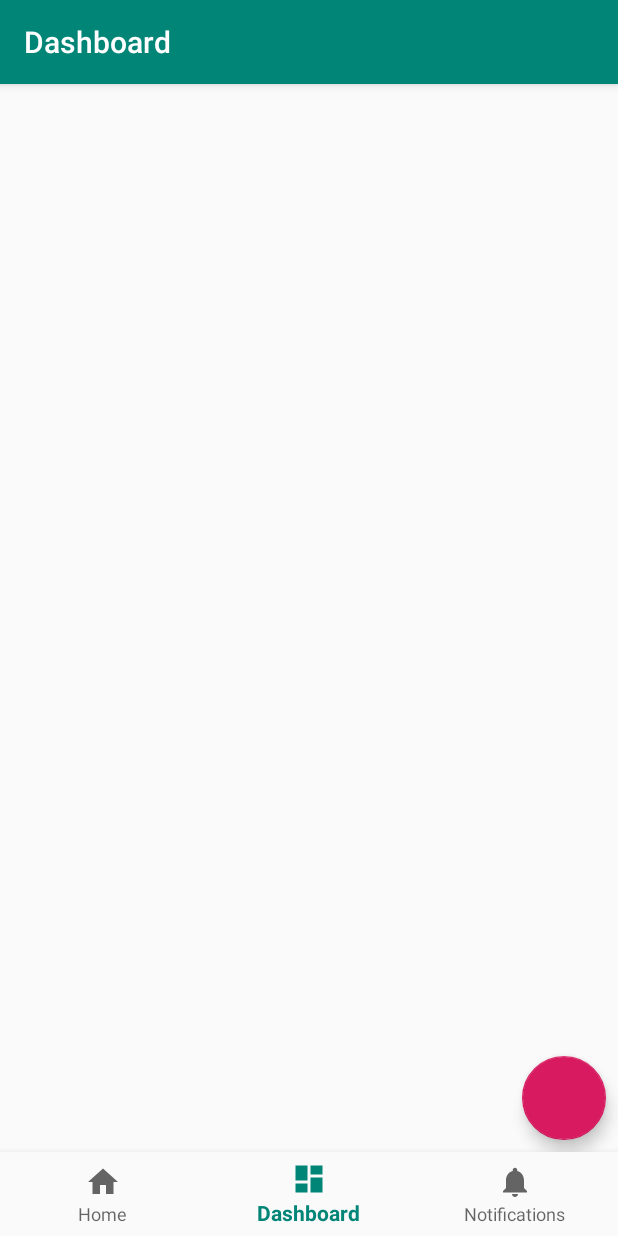
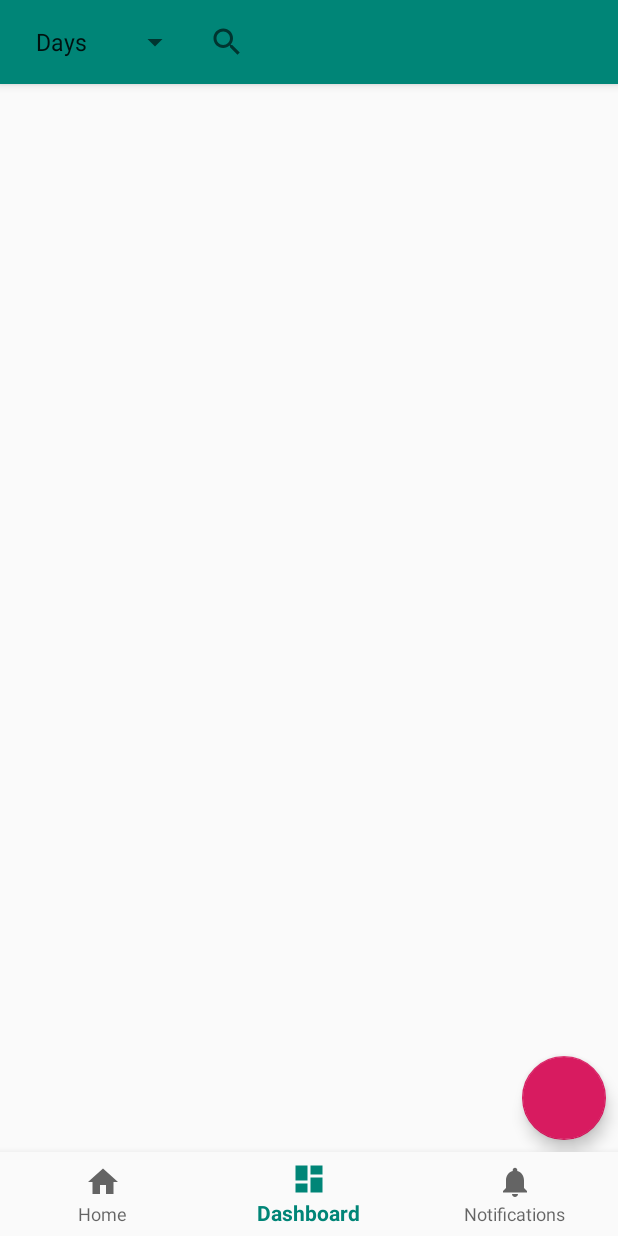
Before and after one commit to ProxJ/gapp, an Android app: the DashboardFragment screen opened through its navigation route, on a phone screen of 412 x 824 dp. Run offline under Robolectric (Android 15) with nearby library versions, the phone set to English and light mode, and no system bars; our stand-ins replace navigation-ui.

Commit message:
should've commited earlier

```diff
--- a/app/build.gradle
+++ b/app/build.gradle
@@ -25,7 +25,7 @@ android {
 
 dependencies {
     implementation fileTree(dir: 'libs', include: ['*.jar'])
-    implementation"org.jetbrains.kotlin:kotlin-stdlib-jdk7:$kotlin_version"
+    implementation "org.jetbrains.kotlin:kotlin-stdlib-jdk7:$kotlin_version"
     implementation 'androidx.appcompat:appcompat:1.0.2'
     implementation 'androidx.core:core-ktx:1.0.2'
     implementation 'com.google.android.material:material:1.0.0'
--- a/app/src/main/java/com/example/myapplication/ui/dashboard/DashboardFragment.kt
+++ b/app/src/main/java/com/example/myapplication/ui/dashboard/DashboardFragment.kt
@@ -1,28 +1,31 @@
 package com.example.myapplication.ui.dashboard
 
+import android.app.SearchManager
+import android.content.Context
 import android.content.Intent
 import android.database.Cursor
 import android.os.Build
 import android.os.Bundle
+import android.util.Log
 import android.view.LayoutInflater
 import android.view.View
 import android.view.ViewGroup
-import android.widget.Toast
+import android.widget.*
 import androidx.annotation.RequiresApi
+import androidx.appcompat.app.AppCompatActivity
 import androidx.fragment.app.Fragment
 import androidx.lifecycle.ViewModelProviders
 import androidx.recyclerview.widget.LinearLayoutManager
 import androidx.recyclerview.widget.RecyclerView
-import com.example.myapplication.DatabaseHelper
+import com.example.myapplication.DatabaseHelper.Companion.DATE
 import com.example.myapplication.DatabaseHelper.Companion.TABLE_DAYS
-import com.example.myapplication.DatabaseHelper.Companion.DATE
 import com.example.myapplication.DatabaseHelper.Companion.TIME
-import com.example.myapplication.MainActivity
 import com.example.myapplication.MainActivity.Companion.myDB
 import com.example.myapplication.R
 import com.google.android.material.floatingactionbutton.FloatingActionButton
 import java.text.SimpleDateFormat
 import java.util.*
+
 
 class DashboardFragment : Fragment() {
 
@@ -74,12 +77,100 @@ class DashboardFragment : Fragment() {
             startActivity(intent)
         }
 
+        setActionBar()
+
         return root
+    }
+
+    private fun setActionBar() {
+
+
+
+        val actionBarLayout = layoutInflater.inflate(
+            R.layout.action_bar, null) as ViewGroup
+        val actionBar = (activity as AppCompatActivity).supportActionBar
+        actionBar?.setDisplayHomeAsUpEnabled(false)
+        actionBar?.setDisplayShowTitleEnabled(false)
+        actionBar?.setDisplayShowCustomEnabled(true)
+        actionBar?.customView = actionBarLayout
+
+        val spinner: Spinner = actionBarLayout.findViewById(R.id.view_spinner)
+// Create an ArrayAdapter using the string array and a default spinner layout
+        ArrayAdapter.createFromResource(
+            this.context!!,
+            R.array.vs_arr,
+            android.R.layout.simple_spinner_item
+        ).also { adapter ->
+            // Specify the layout to use when the list of choices appears
+            adapter.setDropDownViewResource(android.R.layout.simple_spinner_dropdown_item)
+            // Apply the adapter to the spinner
+            spinner.adapter = adapter
+        }
+
+        spinner.onItemSelectedListener = object : AdapterView.OnItemSelectedListener{
+            override fun onNothingSelected(parent: AdapterView<*>?) {
+
+            }
+
+            override fun onItemSelected(parent: AdapterView<*>?, view: View?, position: Int, id: Long) {
+
+            }
+
+        }
+
+//        val adapter: ArrayAdapter<String> = SpinnerArrayAdapter(
+//            context!!,
+//            android.R.layout.simple_spinner_dropdown_item,
+//            android.R.id.text1,
+//            resources.getStringArray(R.array.vs_arr)
+//        )
+//        spinner.adapter = adapter
+
+        setupSearch()
+    }
+
+    private fun setupSearch() {
+
+        if (Intent.ACTION_SEARCH == activity!!.intent.action) {
+            activity!!.intent.getStringExtra(SearchManager.QUERY).also { query ->
+                Log.d("Query", "Search was clicked")
+                println("Search was clicked")
+            }
+        }
+        activity?.setDefaultKeyMode(AppCompatActivity.DEFAULT_KEYS_SEARCH_LOCAL)
+
+        val searchBar: SearchView? = activity?.findViewById(R.id.search_bar)
+        val query = searchBar?.query
+        println(query)
+
+        searchBar?.setOnQueryTextFocusChangeListener { _ , hasFocus ->
+            if (hasFocus) {
+                Log.d("Query", "Search was focus")
+            } else {
+                searchBar.isIconified = true
+            }
+        }
+        searchBar?.setOnQueryTextListener (object: SearchView.OnQueryTextListener {
+            override fun onQueryTextChange(newText: String?): Boolean {
+                searchWorkouts(query)
+                return false
+            }
+
+            override fun onQueryTextSubmit(query: String): Boolean {
+                return false
+            }
+
+        })
+        searchBar?.suggestionsAdapter
+    }
+
+    private fun searchWorkouts(query: CharSequence?) {
+        if (query!=null) Log.d("Query", query.toString())
     }
 
     private fun getData(): MutableList<Array<String>> {
 
-        var data = mutableListOf<Array<String>>()
+        val data = mutableListOf<Array<String>>()
 
         val c: Cursor? = myDB?.doQuery("select $DATE, $TIME from $TABLE_DAYS")
 
@@ -103,4 +194,36 @@ class DashboardFragment : Fragment() {
                 Toast.LENGTH_SHORT).show()
         }
     }
+
+    class SpinnerArrayAdapter(
+        context: Context,
+        private val resourceLayout: Int,
+        textViewResourceId: Int,
+        units: Array<String>
+    ) :
+        ArrayAdapter<String>(context, resourceLayout, textViewResourceId, units) {
+        private var inflater: LayoutInflater? = null
+        override fun getView(
+            position: Int,
+            convertView: View?,
+            parent: ViewGroup
+        ): View {
+            val view: View = convertView ?: inflater!!.inflate(resourceLayout, parent, false)
+            val unit = getItem(position)!!
+            val textView = view as TextView
+            textView.text = getAbbreviation(unit)
+            return view
+        }
+
+        private fun getAbbreviation(unit: String): String {
+            val units = unit.split(" ")
+            var abbr = ""
+            units.forEach { abbr += it[0] }
+            return abbr
+        }
+
+        init {
+            inflater = context.getSystemService(Context.LAYOUT_INFLATER_SERVICE) as LayoutInflater?
+        }
+    }
 }
--- a/app/src/main/java/com/example/myapplication/ui/dashboard/MyAdapter.kt
+++ b/app/src/main/java/com/example/myapplication/ui/dashboard/MyAdapter.kt
@@ -7,8 +7,6 @@ import android.widget.TextView
 import androidx.appcompat.app.AlertDialog
 
 import androidx.recyclerview.widget.RecyclerView
-import com.example.myapplication.DatabaseHelper
-import com.example.myapplication.MainActivity
 import com.example.myapplication.R
 
 
@@ -72,8 +70,8 @@ class MyAdapter(private var myData: MutableList<Array<String>>, private val acti
 
     fun addItem(data: Array<String>, position: Int) {
         this.myData.add(data)
-        notifyDataSetChanged()
-//        notifyItemInserted(position)
+//        notifyDataSetChanged()
+        notifyItemInserted(position)
     }
     fun removeItem(position: Int) {
         myData.removeAt(position)
--- /dev/null
+++ b/app/src/main/res/layout/action_bar.xml
@@ -0,0 +1,32 @@
+<?xml version="1.0" encoding="utf-8"?>
+<LinearLayout xmlns:android="http://schemas.android.com/apk/res/android"
+    android:layout_width="match_parent"
+    android:layout_height="wrap_content"
+    xmlns:tools="http://schemas.android.com/tools"
+    android:enabled="false"
+    android:orientation="horizontal">
+
+    <Spinner
+        android:id="@+id/view_spinner"
+        android:layout_gravity="start"
+        android:layout_width="wrap_content"
+        android:layout_height="match_parent"/>
+
+
+<!--    <AutoCompleteTextView-->
+<!--        android:layout_width="wrap_content"-->
+<!--        android:imeOptions="actionSearch"-->
+<!--        android:ems="5"-->
+<!--        android:hint="@string/search_hint"-->
+<!--        android:inputType="textAutoComplete|textAutoCorrect"-->
+<!--        android:layout_height="wrap_content"/>-->
+
+    <SearchView
+        android:id="@+id/search_bar"
+        android:layout_width="wrap_content"
+        android:layout_height="match_parent"
+        android:layout_gravity="end"
+        android:gravity="end"
+        android:hint="@string/search_hint" />
+
+</LinearLayout>
--- a/app/src/main/res/values/strings.xml
+++ b/app/src/main/res/values/strings.xml
@@ -12,4 +12,27 @@
     <string name="subset_type">subset type</string>
     <string name="add_exercise">Add Exercise</string>
     <string name="delete">DELETE</string>
+    <string name="app_label">Workouts</string>
+    <string name="search_hint">Search workouts</string>
+
+    <string-array name="vs_arr">
+        <item>Days</item>
+        <item>Weeks</item>
+        <item>Month</item>
+    </string-array>
+
+    <string-array name="ss_arr">
+        <item>Day</item>
+        <item>Weight</item>
+        <item>Reps</item>
+        <item>Time</item>
+        <item>Volume</item>
+    </string-array>
+
+    <string-array name="ws_arr">
+        <item>Muscle Type</item>
+        <item>Muscle Group</item>
+        <item>Exercise Type</item>
+        <item>Other</item>
+    </string-array>
 </resources>
--- /dev/null
+++ b/app/src/main/res/xml/searchable.xml
@@ -0,0 +1,5 @@
+<?xml version="1.0" encoding="utf-8"?>
+<searchable xmlns:android="http://schemas.android.com/apk/res/android"
+    android:label="@string/app_label"
+    android:hint="@string/search_hint" >
+</searchable>
```
Also changed, not shown: app/src/main/AndroidManifest.xml (+9 -0 lines), app/src/main/java/com/example/myapplication/WorkoutSearchActivity.kt (added, +26 -0 lines), app/src/main/res/layout/activity_workout_searc.xml (added, +9 -0 lines).
